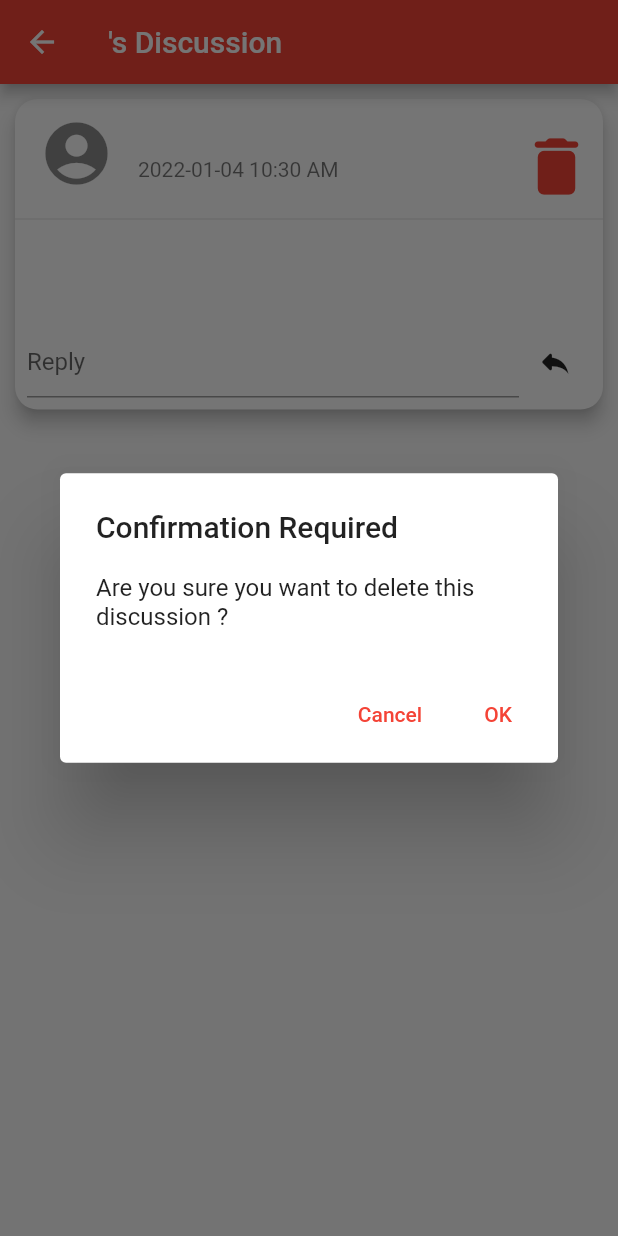
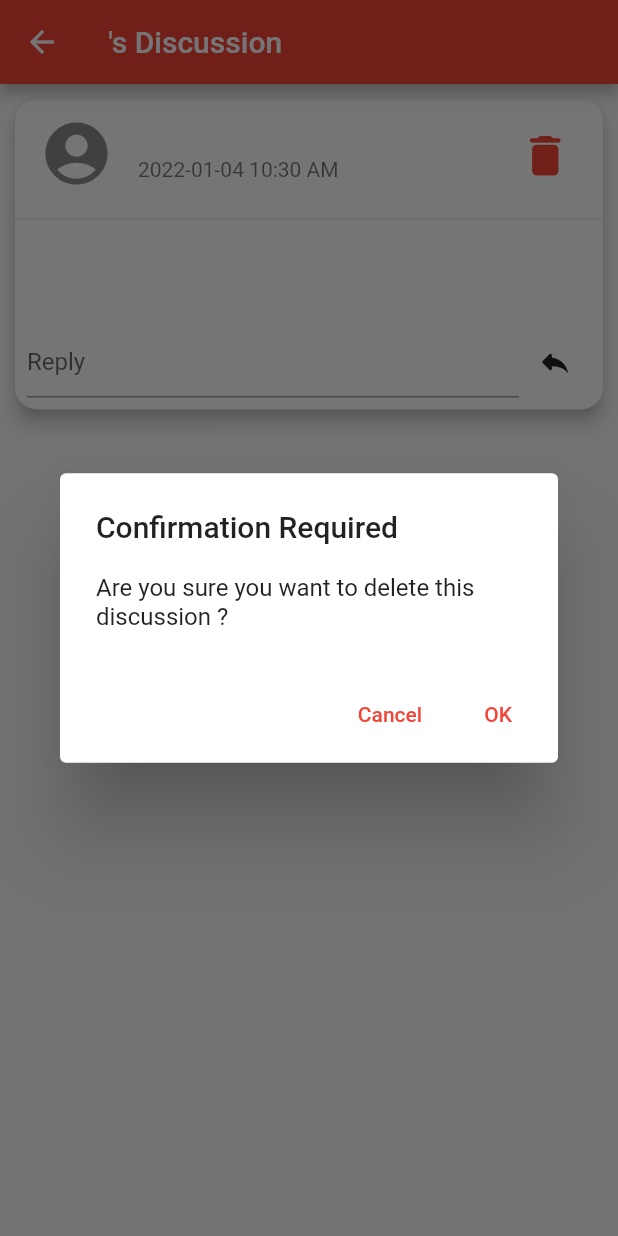
Before and after one commit to abdelrahmansweilam/GUCFlexTeach, a Flutter app: the DiscussionScreen screen opened directly with empty values, after a tap on the "delete" icon, on a phone screen of 412 x 824 dp. Run offline on Flutter 3.47's test engine with Material 2 defaults, Android fonts, the phone set to English and light mode, and no system bars; our stand-ins replace cloud_firestore, firebase_auth, firebase_core, firebase_messaging; accounts and stored records are empty.

Commit message:
Editing icon size

```diff
--- a/lib/Routes/discussion_screen.dart
+++ b/lib/Routes/discussion_screen.dart
@@ -64,7 +64,9 @@ class _DiscussionScreenState extends State<DiscussionScreen> {
           title: Text(name + "'s Discussion"),
           backgroundColor: Colors.red,
         ),
-        body: Column(
+        body: SizedBox(
+          width: double.infinity,
+          child: Column(
             children: [
               Card(
                 shape: RoundedRectangleBorder(
@@ -81,7 +83,8 @@ class _DiscussionScreenState extends State<DiscussionScreen> {
                               onPressed: () {
                                 showDialog<String>(
                                   context: context,
-                                builder: (BuildContext context) => AlertDialog(
+                                  builder: (BuildContext context) =>
+                                      AlertDialog(
                                     title: const Text('Confirmation Required'),
                                     content: const Text(
                                         'Are you sure you want to delete this discussion ?'),
@@ -110,7 +113,7 @@ class _DiscussionScreenState extends State<DiscussionScreen> {
                               },
                               icon: const Icon(
                                 Icons.delete_rounded,
-                              size: 50,
+                                size: 35,
                                 color: Colors.red,
                               ),
                             )
@@ -149,7 +152,8 @@ class _DiscussionScreenState extends State<DiscussionScreen> {
                       children: [
                         Expanded(
                           child: Padding(
-                          padding: const EdgeInsets.fromLTRB(8.0, 8.0, 0, 8.0),
+                            padding:
+                                const EdgeInsets.fromLTRB(8.0, 8.0, 0, 8.0),
                             child: TextField(
                               controller: replyController,
                               decoration:
@@ -206,6 +210,7 @@ class _DiscussionScreenState extends State<DiscussionScreen> {
                 itemCount: replies.length,
               ),
             ],
+          ),
         ));
   }
 
```
Lines whose indentation alone changed are shown as unchanged.
